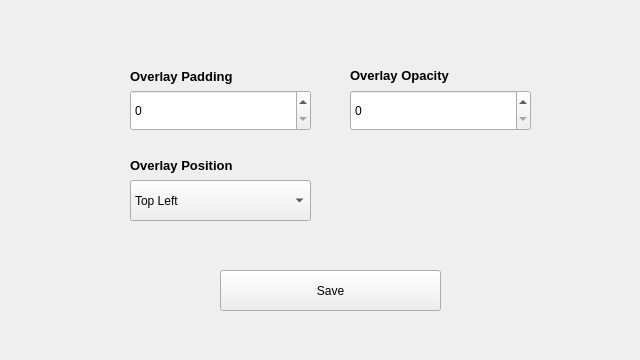
Before: the Qt Designer form src/ui/SettingsWindow.ui in PandaDex/TeamSpeak-6-Overlay, drawn with Qt 5.
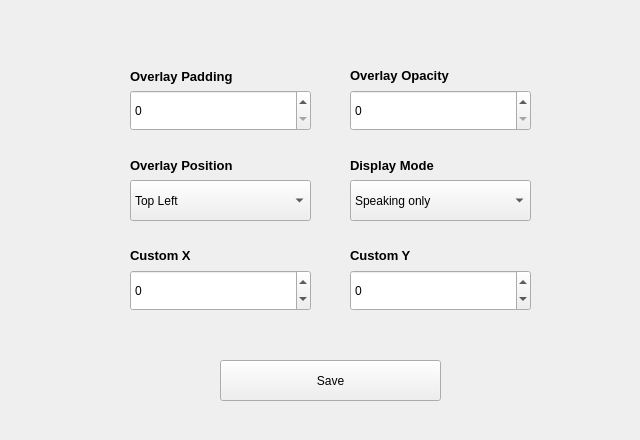
After: the same form once the commit is applied. Icons and pictures are not drawn.

Diff of the .ui file:
```diff
--- a/src/ui/SettingsWindow.ui
+++ b/src/ui/SettingsWindow.ui
@@ -7,7 +7,7 @@
     <x>0</x>
     <y>0</y>
     <width>640</width>
-    <height>360</height>
+    <height>440</height>
    </rect>
   </property>
   <property name="windowTitle">
@@ -50,7 +50,7 @@
    <property name="geometry">
     <rect>
      <x>220</x>
-     <y>270</y>
+     <y>360</y>
      <width>221</width>
      <height>41</height>
     </rect>
@@ -146,6 +146,115 @@
     <string>Overlay Opacity</string>
    </property>
   </widget>
+  <widget class="QLabel" name="label_4">
+   <property name="geometry">
+    <rect>
+     <x>350</x>
+     <y>155</y>
+     <width>181</width>
+     <height>21</height>
+    </rect>
+   </property>
+   <property name="font">
+    <font>
+     <pointsize>10</pointsize>
+     <bold>true</bold>
+    </font>
+   </property>
+   <property name="text">
+    <string>Display Mode</string>
+   </property>
+  </widget>
+  <widget class="QComboBox" name="SELECT_DisplayMode">
+   <property name="geometry">
+    <rect>
+     <x>350</x>
+     <y>180</y>
+     <width>181</width>
+     <height>41</height>
+    </rect>
+   </property>
+   <item>
+    <property name="text">
+     <string>Speaking only</string>
+    </property>
+   </item>
+   <item>
+    <property name="text">
+     <string>Everyone in channel</string>
+    </property>
+   </item>
+  </widget>
+  <widget class="QLabel" name="LABEL_CustomX">
+   <property name="geometry">
+    <rect>
+     <x>130</x>
+     <y>245</y>
+     <width>181</width>
+     <height>21</height>
+    </rect>
+   </property>
+   <property name="font">
+    <font>
+     <pointsize>10</pointsize>
+     <bold>true</bold>
+    </font>
+   </property>
+   <property name="text">
+    <string>Custom X</string>
+   </property>
+  </widget>
+  <widget class="QSpinBox" name="INPUT_CustomX">
+   <property name="geometry">
+    <rect>
+     <x>130</x>
+     <y>270</y>
+     <width>181</width>
+     <height>41</height>
+    </rect>
+   </property>
+   <property name="minimum">
+    <number>-10000</number>
+   </property>
+   <property name="maximum">
+    <number>10000</number>
+   </property>
+  </widget>
+  <widget class="QLabel" name="LABEL_CustomY">
+   <property name="geometry">
+    <rect>
+     <x>350</x>
+     <y>245</y>
+     <width>181</width>
+     <height>21</height>
+    </rect>
+   </property>
+   <property name="font">
+    <font>
+     <pointsize>10</pointsize>
+     <bold>true</bold>
+    </font>
+   </property>
+   <property name="text">
+    <string>Custom Y</string>
+   </property>
+  </widget>
+  <widget class="QSpinBox" name="INPUT_CustomY">
+   <property name="geometry">
+    <rect>
+     <x>350</x>
+     <y>270</y>
+     <width>181</width>
+     <height>41</height>
+    </rect>
+   </property>
+   <property name="minimum">
+    <number>-10000</number>
+   </property>
+   <property name="maximum">
+    <number>10000</number>
+   </property>
+  </widget>
  </widget>
  <resources>
   <include location="../../resources.qrc"/>
```
Left out of the diff: 15 changed lines with no effect on the pictures.
